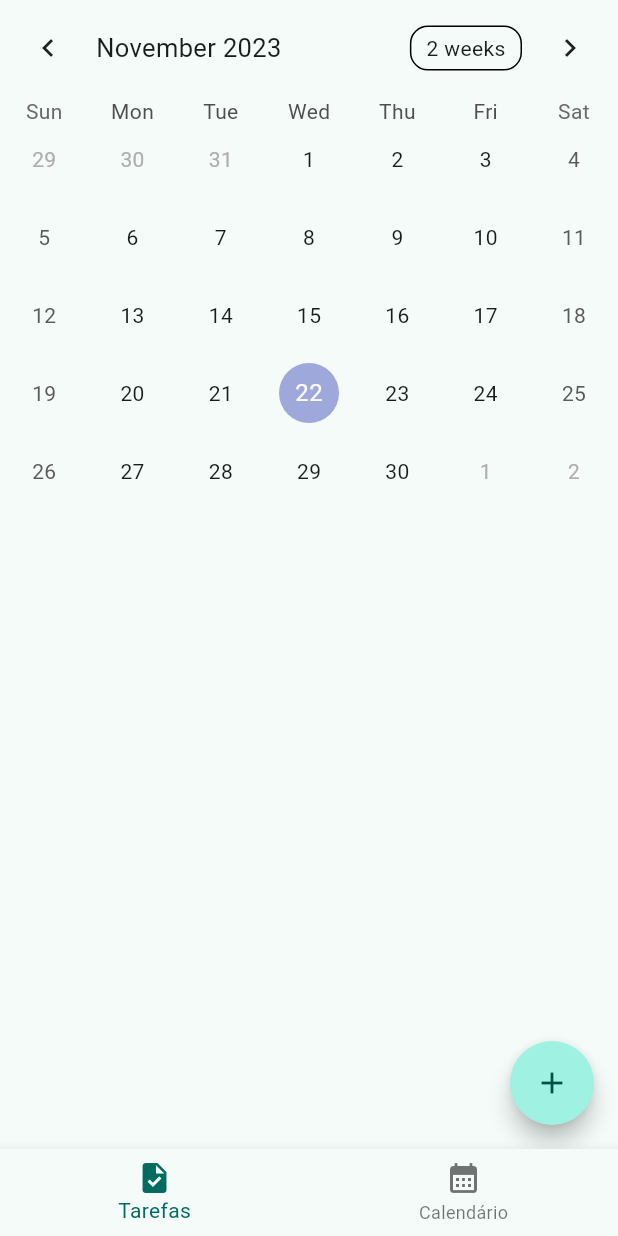
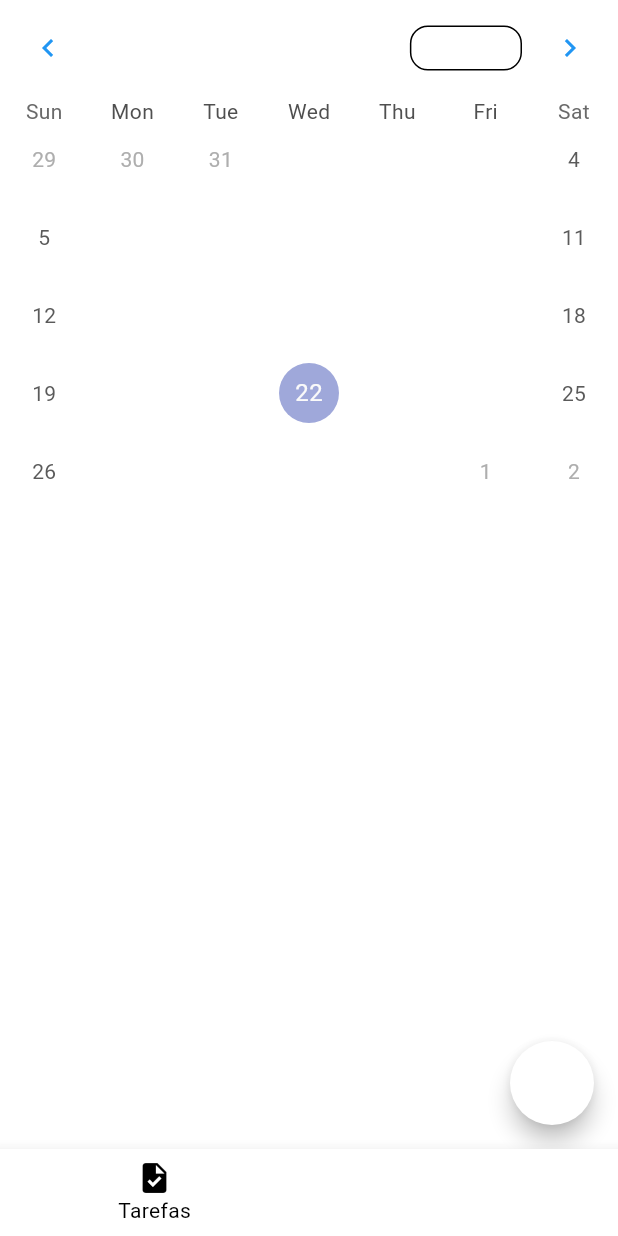
Before and after one commit to DenerOliveira1/lista_de_tarefas, a Flutter app: the screen it shows after launch, swiped to page 2, on a phone screen of 412 x 824 dp. Run offline on Flutter 3.47's test engine with Material 3 defaults, Android fonts, the phone set to English and light mode, and no system bars; drawn by our look-alikes of table_calendar; our stand-ins replace flutter_mobx, get_it, go_router, localize_and_translate, mobx, shared_preferences; generated files the repository leaves out were written again.

```diff
--- a/lib/main.dart
+++ b/lib/main.dart
@@ -45,8 +45,6 @@ class MyApp extends StatelessWidget {
           return child;
         },
         theme: ThemeData(
-          colorScheme: ColorScheme.fromSeed(seedColor: AppColors.seedColor),
-          useMaterial3: true,
           floatingActionButtonTheme: const FloatingActionButtonThemeData(
             shape: RoundedRectangleBorder(
               borderRadius: BorderRadius.all(
@@ -55,33 +53,70 @@ class MyApp extends StatelessWidget {
             ),
           ),
           inputDecorationTheme: const InputDecorationTheme(
-            iconColor: AppColors.iconColorEnabled,
-            prefixIconColor: AppColors.iconColorEnabled,
-            suffixIconColor: AppColors.iconColorEnabled,
+            iconColor: AppColors.iconColor,
+            prefixIconColor: AppColors.iconColor,
+            suffixIconColor: AppColors.iconColor,
             disabledBorder: OutlineInputBorder(borderSide: BorderSide(color: AppColors.inputBorderColor, width: 1), borderRadius: BorderRadius.all(Radius.circular(25))),
             enabledBorder: OutlineInputBorder(borderSide: BorderSide(color: AppColors.inputBorderColor, width: 1), borderRadius: BorderRadius.all(Radius.circular(25))),
             errorBorder: OutlineInputBorder(borderSide: BorderSide(color: AppColors.inputBorderColor, width: 1), borderRadius: BorderRadius.all(Radius.circular(25))),
             focusedBorder: OutlineInputBorder(borderSide: BorderSide(color: AppColors.inputBorderColor, width: 1), borderRadius: BorderRadius.all(Radius.circular(25))),
             focusedErrorBorder: OutlineInputBorder(borderSide: BorderSide(color: AppColors.inputBorderColor, width: 1), borderRadius: BorderRadius.all(Radius.circular(25))),
-            hintStyle: TextStyle(color: AppColors.inputTextColor),
-            labelStyle: TextStyle(color: AppColors.inputTextColor),
+            //hintStyle: TextStyle(color: AppColors.inputTextColor),
+            //labelStyle: TextStyle(color: AppColors.inputTextColor),
+            //suffixStyle: TextStyle(color: AppColors.inputTextColor),
           ),
-          textTheme: const TextTheme(
-            subtitle1: TextStyle(color: AppColors.inputTextColor),
+          /*textTheme: const TextTheme(
+            bodySmall: TextStyle(
+              color: Colors.black,
+              fontSize: 15,
+            ),
+            titleMedium: TextStyle(color: AppColors.inputTextColor),
+          ),*/
+          primaryColor: Colors.white,
+          colorScheme: const ColorScheme(
+            primary: Colors.white,
+            brightness: Brightness.dark,
+            onPrimary: Colors.white,
+            secondary: Colors.black,
+            onSecondary: Colors.black,
+            error: Colors.red,
+            onError: Colors.red,
+            background: AppColors.backgroundColor,
+            onBackground: AppColors.backgroundColor,
+            surface: Colors.white,
+            onSurface: Colors.white,
           ),
-          disabledColor: Colors.grey,
+          listTileTheme: const ListTileThemeData(
+            titleTextStyle: TextStyle(
+              color: AppColors.textPrincipalColor,
+              fontSize: 15,
+            ),
+            leadingAndTrailingTextStyle: TextStyle(
+              color: AppColors.textPrincipalColor,
+              fontSize: 15,
+            ),
+          ),
+          disabledColor: AppColors.disabledColor,
+          iconTheme: const IconThemeData(
+            color: AppColors.iconColor,
+          ),
           iconButtonTheme: IconButtonThemeData(
             style: ButtonStyle(
               iconColor: MaterialStateProperty.resolveWith<Color>(
-                (states) {
-                  /*if (states.contains(MaterialState.disabled)) {
-                    return Colors.grey;
-                  }*/
+                (Set<MaterialState> states) {
+                  if (states.contains(MaterialState.disabled)) {
+                    return AppColors.disabledColor;
+                  }
 
-                  return Colors.blue;
+                  return AppColors.iconColor;
                 },
               ),
             ),
+          ),
+          textTheme: const TextTheme(
+            subtitle2: TextStyle(
+              color: AppColors.textSecondaryColor,
+            ), // Estilo para os campos de texto
           ),
         ),
         routerConfig: routers,
--- a/lib/shared/app_colors.dart
+++ b/lib/shared/app_colors.dart
@@ -1,12 +1,14 @@
 import 'package:flutter/material.dart';
 
 class AppColors {
-  static const seedColor = Color(0xff76eeda);
   static const snackBarBackgroundSuccessColor = Color(0xff8fce00);
   static const snackBarBackgroundErrorColor = Color(0xfff44336);
-  static const iconColorEnabled = Colors.blue;
-  static const iconColorDisabled = Colors.grey;
+  static const disabledColor = Colors.grey;
+  static const iconColor = Colors.blue;
   static const inputBorderColor = Colors.white;
   static const inputTextColor = Colors.white;
   static const boxBorderColor = Colors.black;
+  static const textPrincipalColor = Colors.black;
+  static const textSecondaryColor = Colors.white;
+  static const backgroundColor = Colors.black;
 }
```
Also changed, not shown: lib/screens/home/widgets/add_task_widget.dart (+12 -8 lines), pubspec.lock.
